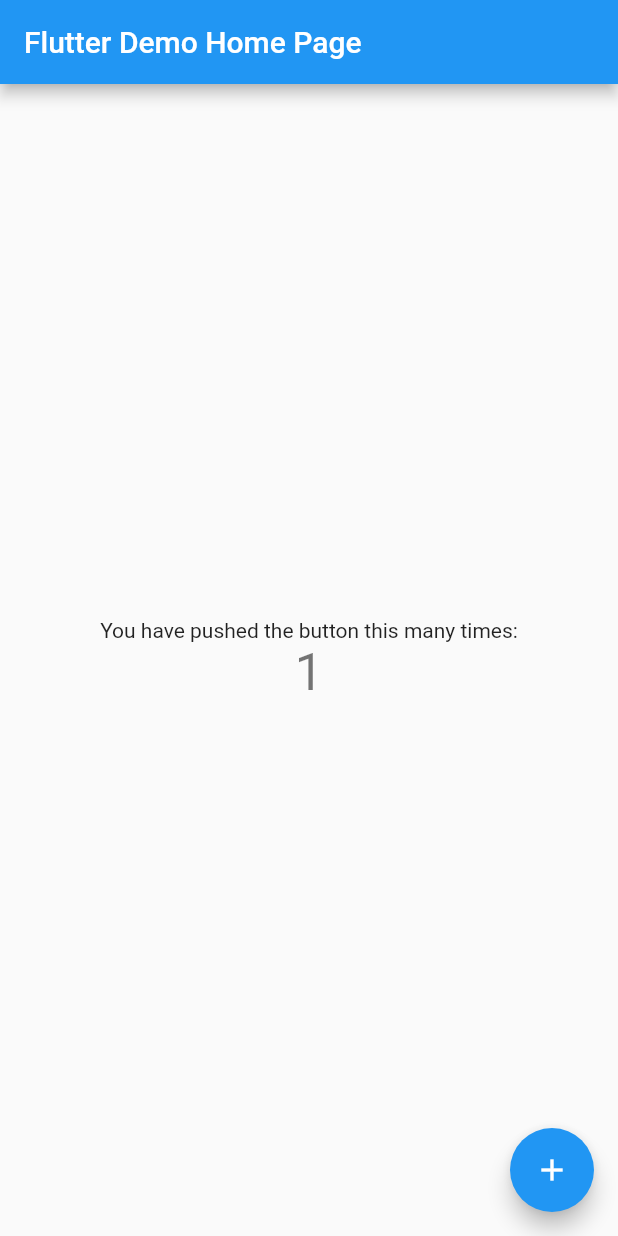
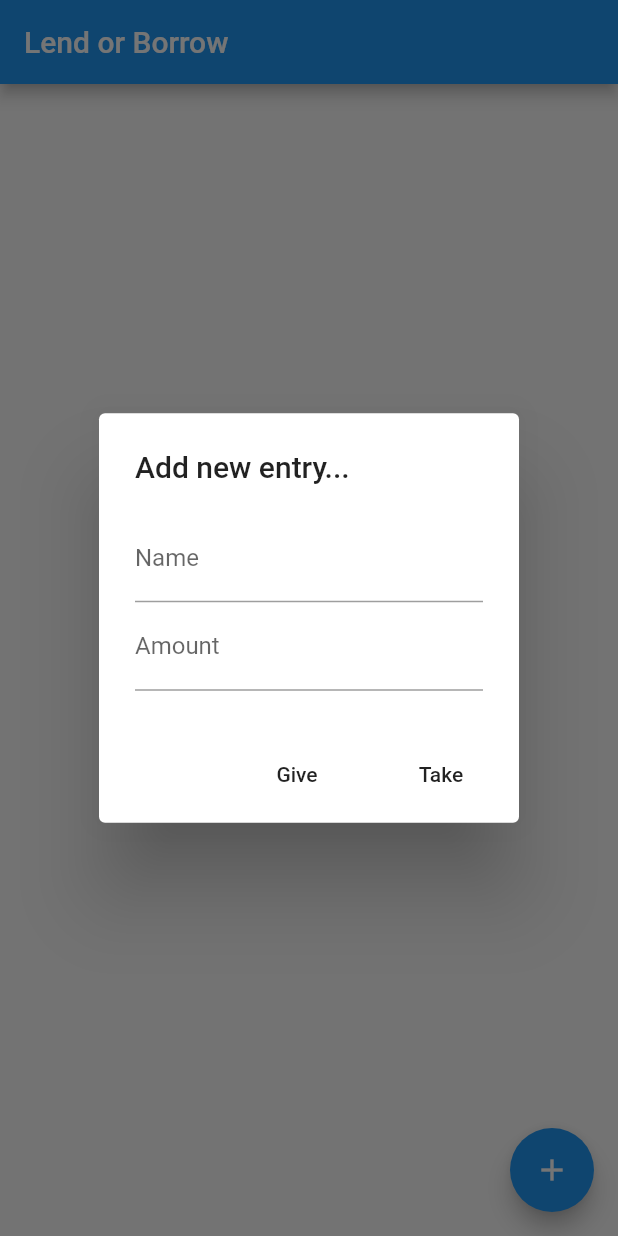
Before and after one commit to sakhayadeep/lend-or-borrow, a Flutter app: the screen it shows after launch, after a tap on the "add" icon, on a phone screen of 412 x 824 dp. Run offline on Flutter 3.47's test engine with Material 2 defaults, Android fonts, the phone set to English and light mode, and no system bars.

Commit message:
loan or borrow, keep track of your money

```diff
--- /dev/null
+++ b/lib/homepage.dart
@@ -0,0 +1,220 @@
+import 'package:flutter/material.dart';
+
+class MyHomePage extends StatefulWidget {
+  MyHomePage({Key key, this.title}) : super(key: key);
+
+  final String title;
+
+  @override
+  _MyHomePageState createState() => _MyHomePageState();
+}
+
+class _MyHomePageState extends State<MyHomePage> {
+  final scaffoldKey = new GlobalKey<ScaffoldState>();
+  Map<String, double> users = Map();
+  List<String> userNames = List();
+
+  createUserPopupDialog(BuildContext context){
+
+    TextEditingController nameController = TextEditingController();
+    TextEditingController amountController = TextEditingController();
+
+    return showDialog(context: context, builder: (context){
+      return AlertDialog(
+        title: Text("Add new entry..."),
+        content: Column(
+          mainAxisSize: MainAxisSize.min,
+          children: <Widget>[
+            TextField(
+              decoration: InputDecoration(
+                labelText: "Name",
+              ),
+              controller: nameController,
+            ),
+            TextField(
+              decoration: InputDecoration(
+                labelText: "Amount",
+              ),
+              controller: amountController,
+            ),
+          ],
+        ),
+        actions: <Widget>[
+          MaterialButton(
+            elevation: 5.0,
+            child: Text("Give"),
+            onPressed: (){
+              String name = nameController.text.toString();
+              double amount = double.tryParse(amountController.text.toString()) ?? double.infinity;
+              if(name != "" && amount != double.infinity){
+                  createUser(name, amount);
+                  Navigator.of(context).pop();
+              }
+            },
+          ),
+          MaterialButton(
+            elevation: 5.0,
+            child: Text("Take"),
+            onPressed: (){
+              String name = nameController.text.toString();
+              double amount = double.tryParse(amountController.text.toString()) ?? double.infinity;
+              if(name != "" && amount != double.infinity){
+                  createUser(name, -amount);
+                  Navigator.of(context).pop();
+              }
+            },
+          ),
+
+        ],
+      );
+    });
+
+  }
+
+  updateUserPopupDialog(BuildContext context, String name){
+
+    TextEditingController amountController = TextEditingController();
+
+    return showDialog(context: context, builder: (context){
+      return AlertDialog(
+        title: Text("Update entry..."),
+        content: Column(
+          mainAxisSize: MainAxisSize.min,
+          children: <Widget>[
+            Text(name),
+            TextField(
+              decoration: InputDecoration(
+                labelText: "Amount",
+              ),
+              controller: amountController,
+            ),
+          ],
+        ),
+        actions: <Widget>[
+          MaterialButton(
+            elevation: 5.0,
+            child: Text("Give"),
+            onPressed: (){
+              double amount = double.tryParse(amountController.text.toString()) ?? double.infinity;
+              if(amount != double.infinity){
+                  updateAmount(name, amount);
+                  Navigator.of(context).pop();
+              }
+            },
+          ),
+          MaterialButton(
+            elevation: 5.0,
+            child: Text("Take"),
+            onPressed: (){
+              double amount = double.tryParse(amountController.text.toString()) ?? double.infinity;
+              if(amount != double.infinity){
+                  updateAmount(name, -amount);
+                  Navigator.of(context).pop();
+              }
+            },
+          ),
+
+        ],
+      );
+    });
+
+  }
+
+  deleteUserPopupDialog(BuildContext context, String name){
+
+
+    return showDialog(context: context, builder: (context){
+      return AlertDialog(
+        title: Text("Delete?"),
+        content: Text("Are you sure you want to delte entry for $name"),
+        actions: <Widget>[
+          MaterialButton(
+            elevation: 5.0,
+            child: Text("No"),
+            onPressed: (){
+                  Navigator.of(context).pop();
+            },
+          ),
+          MaterialButton(
+            elevation: 5.0,
+            child: Text("Yes"),
+            onPressed: (){
+                  deleteUser(name);
+                  Navigator.of(context).pop();
+            },
+          ),
+
+        ],
+      );
+    });
+
+  }
+
+  void createUser(String name, double amount){
+    try{
+      if(!users.containsKey(name)){
+        setState(() {
+          users[name] = amount;
+          userNames.add(name);
+        });
+      }
+    }
+    catch(e){
+      print(e.toString());
+    }
+  }
+
+  void deleteUser(String name){
+
+    if(users.containsKey(name)){
+
+      setState(() {
+        users.remove(name);
+        userNames.remove(name);
+      });
+    }else{
+      print("$name does not exist.");
+    }
+
+  }
+
+  void updateAmount(String name, double amount){
+    try{
+      setState(() {
+        users[name] += amount;
+      });
+    }
+    catch(e){
+      print(e);
+    }
+  }
+
+  @override
+  Widget build(BuildContext context) {
+    return Scaffold(
+      appBar: AppBar(
+        title: Text(widget.title),
+      ),
+      body: getListView(),
+      floatingActionButton: FloatingActionButton(
+        child: Icon(Icons.add),
+        onPressed: ()=>createUserPopupDialog(context),
+         ),
+    );
+  }
+
+  Widget getListView(){
+  var listView = ListView.builder(
+        itemCount: userNames.length,
+        itemBuilder: (context, index){
+          return ListTile(
+            title: Text(userNames[index]),
+            trailing: Text(users[userNames[index]].toString()),
+            onTap: ()=>updateUserPopupDialog(context, userNames[index]),
+            onLongPress: ()=>deleteUserPopupDialog(context, userNames[index]),
+          );
+        },);
+
+    return listView;
+  }
+}
--- a/lib/main.dart
+++ b/lib/main.dart
@@ -1,111 +1,19 @@
 import 'package:flutter/material.dart';
+
+import './homepage.dart';
 
 void main() => runApp(MyApp());
 
 class MyApp extends StatelessWidget {
-  // This widget is the root of your application.
   @override
   Widget build(BuildContext context) {
     return MaterialApp(
-      title: 'Flutter Demo',
+      debugShowCheckedModeBanner: false,
+      title: 'Lend or Borrow',
       theme: ThemeData(
-        // This is the theme of your application.
-        //
-        // Try running your application with "flutter run". You'll see the
-        // application has a blue toolbar. Then, without quitting the app, try
-        // changing the primarySwatch below to Colors.green and then invoke
-        // "hot reload" (press "r" in the console where you ran "flutter run",
-        // or simply save your changes to "hot reload" in a Flutter IDE).
-        // Notice that the counter didn't reset back to zero; the application
-        // is not restarted.
         primarySwatch: Colors.blue,
       ),
-      home: MyHomePage(title: 'Flutter Demo Home Page'),
+      home: MyHomePage(title: 'Lend or Borrow'),
     );
   }
 }
-
-class MyHomePage extends StatefulWidget {
-  MyHomePage({Key key, this.title}) : super(key: key);
-
-  // This widget is the home page of your application. It is stateful, meaning
-  // that it has a State object (defined below) that contains fields that affect
-  // how it looks.
-
-  // This class is the configuration for the state. It holds the values (in this
-  // case the title) provided by the parent (in this case the App widget) and
-  // used by the build method of the State. Fields in a Widget subclass are
-  // always marked "final".
-
-  final String title;
-
-  @override
-  _MyHomePageState createState() => _MyHomePageState();
-}
-
-class _MyHomePageState extends State<MyHomePage> {
-  int _counter = 0;
-
-  void _incrementCounter() {
-    setState(() {
-      // This call to setState tells the Flutter framework that something has
-      // changed in this State, which causes it to rerun the build method below
-      // so that the display can reflect the updated values. If we changed
-      // _counter without calling setState(), then the build method would not be
-      // called again, and so nothing would appear to happen.
-      _counter++;
-    });
-  }
-
-  @override
-  Widget build(BuildContext context) {
-    // This method is rerun every time setState is called, for instance as done
-    // by the _incrementCounter method above.
-    //
-    // The Flutter framework has been optimized to make rerunning build methods
-    // fast, so that you can just rebuild anything that needs updating rather
-    // than having to individually change instances of widgets.
-    return Scaffold(
-      appBar: AppBar(
-        // Here we take the value from the MyHomePage object that was created by
-        // the App.build method, and use it to set our appbar title.
-        title: Text(widget.title),
-      ),
-      body: Center(
-        // Center is a layout widget. It takes a single child and positions it
-        // in the middle of the parent.
-        child: Column(
-          // Column is also layout widget. It takes a list of children and
-          // arranges them vertically. By default, it sizes itself to fit its
-          // children horizontally, and tries to be as tall as its parent.
-          //
-          // Invoke "debug painting" (press "p" in the console, choose the
-          // "Toggle Debug Paint" action from the Flutter Inspector in Android
-          // Studio, or the "Toggle Debug Paint" command in Visual Studio Code)
-          // to see the wireframe for each widget.
-          //
-          // Column has various properties to control how it sizes itself and
-          // how it positions its children. Here we use mainAxisAlignment to
-          // center the children vertically; the main axis here is the vertical
-          // axis because Columns are vertical (the cross axis would be
-          // horizontal).
-          mainAxisAlignment: MainAxisAlignment.center,
-          children: <Widget>[
-            Text(
-              'You have pushed the button this many times:',
-            ),
-            Text(
-              '$_counter',
-              style: Theme.of(context).textTheme.display1,
-            ),
-          ],
-        ),
-      ),
-      floatingActionButton: FloatingActionButton(
-        onPressed: _incrementCounter,
-        tooltip: 'Increment',
-        child: Icon(Icons.add),
-      ), // This trailing comma makes auto-formatting nicer for build methods.
-    );
-  }
-}
--- a/pubspec.yaml
+++ b/pubspec.yaml
@@ -17,6 +17,9 @@ environment:
   sdk: ">=2.1.0 <3.0.0"
 
 dependencies:
+
+  cloud_firestore:
+
   flutter:
     sdk: flutter
 
```
Also changed, not shown: pubspec.lock, 7 other files.
